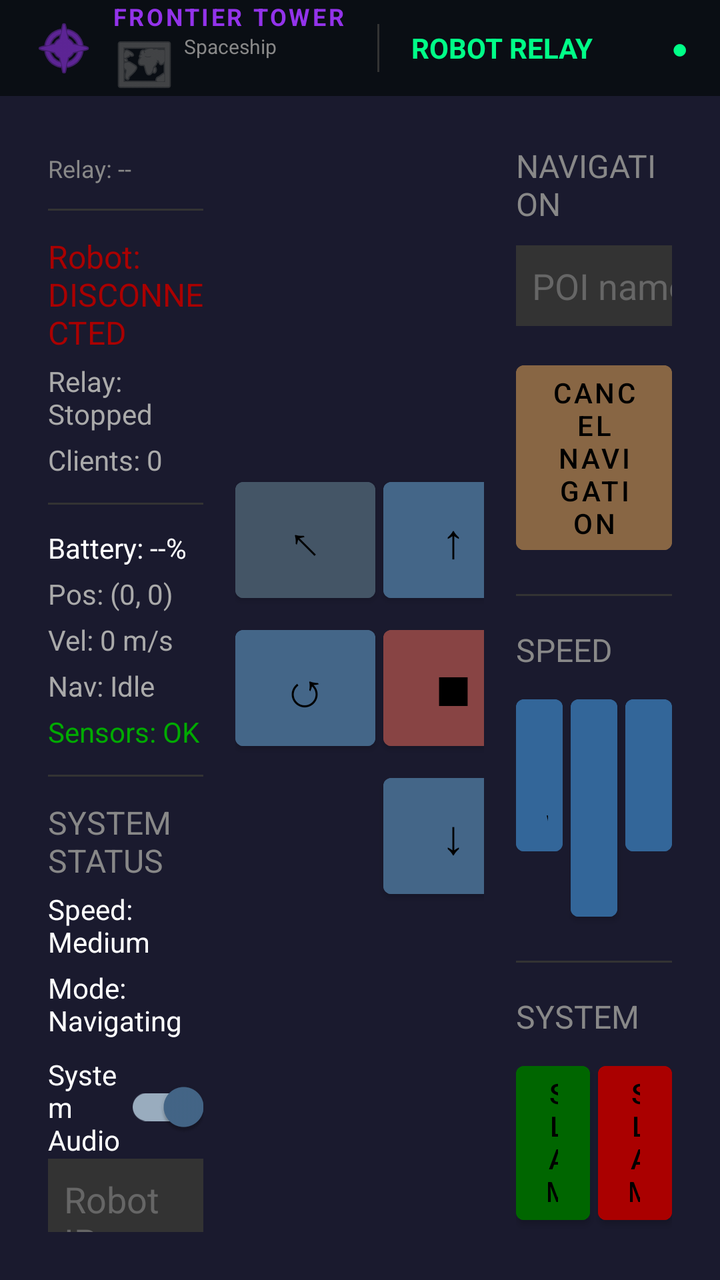
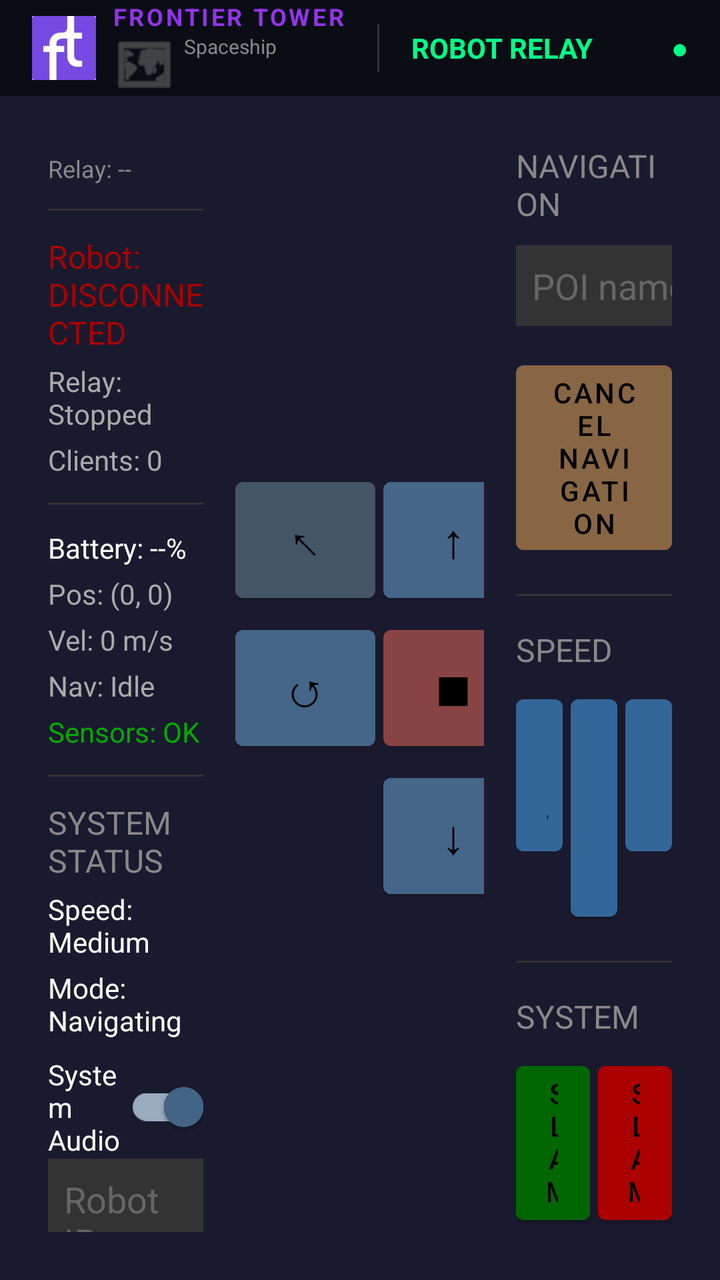

Two renders of the same Android screen: before a commit and after it. Below are the layout's source before the change and the commit's diff.
<!-- AndroidManifest.xml: application theme Theme.RobotRelay -->
<!-- res/layout/activity_main.xml -->
<?xml version="1.0" encoding="utf-8"?>
<FrameLayout xmlns:android="http://schemas.android.com/apk/res/android"
    xmlns:app="http://schemas.android.com/apk/res-auto"
    android:layout_width="match_parent"
    android:layout_height="match_parent"
    android:background="#1a1a2e">

    <LinearLayout
        android:id="@+id/main_layout"
        android:layout_width="match_parent"
        android:layout_height="match_parent"
        android:orientation="vertical"
        android:padding="0dp">

        
        <LinearLayout
            android:layout_width="match_parent"
            android:layout_height="48dp"
            android:orientation="horizontal"
            android:gravity="center_vertical"
            android:paddingHorizontal="16dp"
            android:background="#0A0E14">

            <ImageView
                android:id="@+id/ivFtLogo"
                android:layout_width="32dp"
                android:layout_height="32dp"
                android:src="@android:drawable/ic_menu_compass"
                app:tint="#9333EA" />

            <LinearLayout
                android:layout_width="wrap_content"
                android:layout_height="wrap_content"
                android:orientation="vertical"
                android:layout_marginStart="8dp">

                <TextView
                    android:layout_width="wrap_content"
                    android:layout_height="wrap_content"
                    android:text="FRONTIER TOWER"
                    android:textSize="12sp"
                    android:textColor="#9333EA"
                    android:textStyle="bold"
                    android:letterSpacing="0.1" />

                <TextView
                    android:id="@+id/tvFloorName"
                    android:layout_width="wrap_content"
                    android:layout_height="wrap_content"
                    android:text="Spaceship"
                    android:textSize="10sp"
                    android:textColor="#888888"
                    android:drawableStart="@android:drawable/ic_menu_mapmode"
                    android:drawablePadding="4dp"
                    android:drawableTint="#666666" />

            </LinearLayout>

            <View
                android:layout_width="1dp"
                android:layout_height="24dp"
                android:background="#333333"
                android:layout_marginHorizontal="16dp" />

            <TextView
                android:layout_width="wrap_content"
                android:layout_height="wrap_content"
                android:text="ROBOT RELAY"
                android:textSize="14sp"
                android:textColor="#00ff88"
                android:textStyle="bold" />

            <View
                android:layout_width="0dp"
                android:layout_height="1dp"
                android:layout_weight="1" />

            <TextView
                android:id="@+id/tvHeaderStatus"
                android:layout_width="wrap_content"
                android:layout_height="wrap_content"
                android:text="●"
                android:textSize="14sp"
                android:textColor="#00ff88" />

        </LinearLayout>

        
        <LinearLayout
            android:layout_width="match_parent"
            android:layout_height="0dp"
            android:layout_weight="1"
            android:orientation="horizontal"
            android:padding="16dp">

            
            <LinearLayout
                android:layout_width="0dp"
                android:layout_height="match_parent"
                android:layout_weight="1"
                android:orientation="vertical"
                android:padding="8dp">

            <TextView
                android:id="@+id/tvIpAddress"
                android:layout_width="wrap_content"
                android:layout_height="wrap_content"
                android:text="Relay: --"
                android:textSize="12sp"
                android:textColor="#888888"
                android:layout_marginTop="4dp" />

            <View
                android:layout_width="match_parent"
                android:layout_height="1dp"
                android:background="#333"
                android:layout_marginVertical="12dp" />

            <TextView
                android:id="@+id/tvRobotStatus"
                android:layout_width="wrap_content"
                android:layout_height="wrap_content"
                android:text="Robot: DISCONNECTED"
                android:textSize="16sp"
                android:textColor="#AA0000" />

            <TextView
                android:id="@+id/tvRelayStatus"
                android:layout_width="wrap_content"
                android:layout_height="wrap_content"
                android:text="Relay: Stopped"
                android:textSize="14sp"
                android:textColor="#AAAAAA"
                android:layout_marginTop="4dp" />

            <TextView
                android:id="@+id/tvClients"
                android:layout_width="wrap_content"
                android:layout_height="wrap_content"
                android:text="Clients: 0"
                android:textSize="14sp"
                android:textColor="#AAAAAA"
                android:layout_marginTop="4dp" />

            <View
                android:layout_width="match_parent"
                android:layout_height="1dp"
                android:background="#333"
                android:layout_marginVertical="12dp" />

            <TextView
                android:id="@+id/tvBattery"
                android:layout_width="wrap_content"
                android:layout_height="wrap_content"
                android:text="Battery: --%"
                android:textSize="14sp"
                android:textColor="#FFFFFF" />

            <TextView
                android:id="@+id/tvPosition"
                android:layout_width="wrap_content"
                android:layout_height="wrap_content"
                android:text="Pos: (0, 0)"
                android:textSize="14sp"
                android:textColor="#AAAAAA"
                android:layout_marginTop="4dp" />

            <TextView
                android:id="@+id/tvVelocity"
                android:layout_width="wrap_content"
                android:layout_height="wrap_content"
                android:text="Vel: 0 m/s"
                android:textSize="14sp"
                android:textColor="#AAAAAA"
                android:layout_marginTop="4dp" />

            <TextView
                android:id="@+id/tvNavStatus"
                android:layout_width="wrap_content"
                android:layout_height="wrap_content"
                android:text="Nav: Idle"
                android:textSize="14sp"
                android:textColor="#AAAAAA"
                android:layout_marginTop="4dp" />

            <TextView
                android:id="@+id/tvSensorStatus"
                android:layout_width="wrap_content"
                android:layout_height="wrap_content"
                android:text="Sensors: OK"
                android:textSize="14sp"
                android:textColor="#00AA00"
                android:layout_marginTop="4dp" />

            <TextView
                android:id="@+id/tvEstop"
                android:layout_width="wrap_content"
                android:layout_height="wrap_content"
                android:text="E-STOP ACTIVE"
                android:textSize="18sp"
                android:textColor="#FF0000"
                android:textStyle="bold"
                android:visibility="gone"
                android:layout_marginTop="8dp" />

            <View
                android:layout_width="match_parent"
                android:layout_height="1dp"
                android:background="#333"
                android:layout_marginVertical="12dp" />

            <TextView
                android:layout_width="wrap_content"
                android:layout_height="wrap_content"
                android:text="SYSTEM STATUS"
                android:textSize="16sp"
                android:textColor="#888888" />

            <TextView
                android:id="@+id/tvSpeedStatus"
                android:layout_width="wrap_content"
                android:layout_height="wrap_content"
                android:text="Speed: Medium"
                android:textSize="14sp"
                android:textColor="#FFFFFF"
                android:layout_marginTop="4dp" />

            <LinearLayout
                android:layout_width="match_parent"
                android:layout_height="wrap_content"
                android:orientation="horizontal"
                android:gravity="center_vertical"
                android:layout_marginTop="4dp">

                <TextView
                    android:id="@+id/tvSlamStatus"
                    android:layout_width="wrap_content"
                    android:layout_height="wrap_content"
                    android:text="Mode: Navigating"
                    android:textSize="14sp"
                    android:textColor="#FFFFFF" />

                <ImageView
                    android:id="@+id/ivSlamIcon"
                    android:layout_width="20dp"
                    android:layout_height="20dp"
                    android:src="@android:drawable/ic_menu_mapmode"
                    android:visibility="gone"
                    android:layout_marginStart="8dp"
                    app:tint="#00ff88" />
            </LinearLayout>

            <com.google.android.material.switchmaterial.SwitchMaterial
                android:id="@+id/switchAudio"
                android:layout_width="match_parent"
                android:layout_height="wrap_content"
                android:text="System Audio"
                android:textColor="#FFFFFF"
                android:checked="true"
                android:layout_marginTop="8dp"/>


            <View
                android:layout_width="match_parent"
                android:layout_height="0dp"
                android:layout_weight="1" />

            <EditText
                android:id="@+id/etRobotIp"
                android:layout_width="match_parent"
                android:layout_height="wrap_content"
                android:hint="Robot IP"
                android:textColor="#FFFFFF"
                android:textColorHint="#666666"
                android:background="#333333"
                android:padding="8dp"
                android:layout_marginBottom="8dp"/>

            <Button
                android:id="@+id/btnReconnect"
                android:layout_width="match_parent"
                android:layout_height="wrap_content"
                android:text="Save IP &amp; Restart"
                android:backgroundTint="#336699" />

        </LinearLayout>

        
        <LinearLayout
            android:layout_width="0dp"
            android:layout_height="match_parent"
            android:layout_weight="1.5"
            android:orientation="vertical"
            android:gravity="center"
            android:padding="8dp">

            
            <LinearLayout
                android:layout_width="wrap_content"
                android:layout_height="wrap_content"
                android:orientation="horizontal">

                <Button
                    android:id="@+id/btnForwardLeft"
                    android:layout_width="70dp"
                    android:layout_height="70dp"
                    android:text="↖"
                    android:textSize="24sp"
                    android:backgroundTint="#445566" />

                <Button
                    android:id="@+id/btnForward"
                    android:layout_width="70dp"
                    android:layout_height="70dp"
                    android:text="↑"
                    android:textSize="24sp"
                    android:backgroundTint="#446688"
                    android:layout_marginHorizontal="4dp" />

                <Button
                    android:id="@+id/btnForwardRight"
                    android:layout_width="70dp"
                    android:layout_height="70dp"
                    android:text="↗"
                    android:textSize="24sp"
                    android:backgroundTint="#445566" />
            </LinearLayout>

            
            <LinearLayout
                android:layout_width="wrap_content"
                android:layout_height="wrap_content"
                android:orientation="horizontal"
                android:layout_marginVertical="4dp">

                <Button
                    android:id="@+id/btnLeft"
                    android:layout_width="70dp"
                    android:layout_height="70dp"
                    android:text="↺"
                    android:textSize="24sp"
                    android:backgroundTint="#446688" />

                <Button
                    android:id="@+id/btnStop"
                    android:layout_width="70dp"
                    android:layout_height="70dp"
                    android:text="■"
                    android:textSize="24sp"
                    android:backgroundTint="#884444"
                    android:layout_marginHorizontal="4dp" />

                <Button
                    android:id="@+id/btnRight"
                    android:layout_width="70dp"
                    android:layout_height="70dp"
                    android:text="↻"
                    android:textSize="24sp"
                    android:backgroundTint="#446688" />
            </LinearLayout>

            
            <LinearLayout
                android:layout_width="wrap_content"
                android:layout_height="wrap_content"
                android:orientation="horizontal">

                <View
                    android:layout_width="70dp"
                    android:layout_height="70dp" />

                <Button
                    android:id="@+id/btnBackward"
                    android:layout_width="70dp"
                    android:layout_height="70dp"
                    android:text="↓"
                    android:textSize="24sp"
                    android:backgroundTint="#446688"
                    android:layout_marginHorizontal="4dp" />

                <View
                    android:layout_width="70dp"
                    android:layout_height="70dp" />
            </LinearLayout>

        </LinearLayout>

        
        <LinearLayout
            android:layout_width="0dp"
            android:layout_height="match_parent"
            android:layout_weight="1"
            android:orientation="vertical"
            android:padding="8dp">

            <TextView
                android:layout_width="wrap_content"
                android:layout_height="wrap_content"
                android:text="NAVIGATION"
                android:textSize="16sp"
                android:textColor="#888888" />

            <LinearLayout
                android:layout_width="match_parent"
                android:layout_height="wrap_content"
                android:orientation="horizontal"
                android:layout_marginTop="8dp">

                <EditText
                    android:id="@+id/etPoi"
                    android:layout_width="0dp"
                    android:layout_height="wrap_content"
                    android:layout_weight="1"
                    android:hint="POI name"
                    android:textColor="#FFFFFF"
                    android:textColorHint="#666666"
                    android:background="#333333"
                    android:padding="8dp" />

                <Button
                    android:id="@+id/btnGoPoi"
                    android:layout_width="wrap_content"
                    android:layout_height="wrap_content"
                    android:text="GO"
                    android:backgroundTint="#448844"
                    android:layout_marginStart="4dp" />
            </LinearLayout>

            <Button
                android:id="@+id/btnCancel"
                android:layout_width="match_parent"
                android:layout_height="wrap_content"
                android:text="Cancel Navigation"
                android:backgroundTint="#886644"
                android:layout_marginTop="8dp" />

            <View
                android:layout_width="match_parent"
                android:layout_height="1dp"
                android:background="#333"
                android:layout_marginVertical="16dp" />

            <TextView
                android:layout_width="wrap_content"
                android:layout_height="wrap_content"
                android:text="SPEED"
                android:textSize="16sp"
                android:textColor="#888888" />

            <LinearLayout
                android:layout_width="match_parent"
                android:layout_height="wrap_content"
                android:orientation="horizontal"
                android:layout_marginTop="8dp">

                <Button
                    android:id="@+id/btnSpeedSlow"
                    android:layout_width="0dp"
                    android:layout_height="wrap_content"
                    android:layout_weight="1"
                    android:text="Slow"
                    android:backgroundTint="#336699" />

                <Button
                    android:id="@+id/btnSpeedMedium"
                    android:layout_width="0dp"
                    android:layout_height="wrap_content"
                    android:layout_weight="1"
                    android:text="Medium"
                    android:backgroundTint="#336699"
                    android:layout_marginHorizontal="4dp" />

                <Button
                    android:id="@+id/btnSpeedFast"
                    android:layout_width="0dp"
                    android:layout_height="wrap_content"
                    android:layout_weight="1"
                    android:text="Fast"
                    android:backgroundTint="#336699" />
            </LinearLayout>

            <View
                android:layout_width="match_parent"
                android:layout_height="1dp"
                android:background="#333"
                android:layout_marginVertical="16dp" />

            <TextView
                android:layout_width="wrap_content"
                android:layout_height="wrap_content"
                android:text="SYSTEM"
                android:textSize="16sp"
                android:textColor="#888888" />

            <LinearLayout
                android:layout_width="match_parent"
                android:layout_height="wrap_content"
                android:orientation="horizontal"
                android:layout_marginTop="8dp">

                <Button
                    android:id="@+id/btnSlamOn"
                    android:layout_width="0dp"
                    android:layout_height="wrap_content"
                    android:layout_weight="1"
                    android:text="SLAM On"
                    android:backgroundTint="#006600" />

                <Button
                    android:id="@+id/btnSlamOff"
                    android:layout_width="0dp"
                    android:layout_height="wrap_content"
                    android:layout_weight="1"
                    android:text="SLAM Off"
                    android:backgroundTint="#AA0000"
                    android:layout_marginStart="4dp" />
            </LinearLayout>

            <View
                android:layout_width="match_parent"
                android:layout_height="1dp"
                android:background="#333"
                android:layout_marginVertical="16dp" />

            <TextView
                android:layout_width="wrap_content"
                android:layout_height="wrap_content"
                android:text="EMERGENCY"
                android:textSize="16sp"
                android:textColor="#888888" />

            <Button
                android:id="@+id/btnEstop"
                android:layout_width="match_parent"
                android:layout_height="wrap_content"
                android:text="E-STOP"
                android:backgroundTint="#AA0000"
                android:textSize="18sp"
                android:textStyle="bold"
                android:layout_marginTop="8dp" />

            <Button
                android:id="@+id/btnReleaseEstop"
                android:layout_width="match_parent"
                android:layout_height="wrap_content"
                android:text="Release E-Stop"
                android:backgroundTint="#006600"
                android:layout_marginTop="8dp" />

        </LinearLayout>

        </LinearLayout> 

    </LinearLayout> 

    <WebView
        android:id="@+id/webView"
        android:layout_width="match_parent"
        android:layout_height="match_parent"
        android:visibility="gone" />

    
    <FrameLayout
        android:id="@+id/countdownOverlay"
        android:layout_width="wrap_content"
        android:layout_height="wrap_content"
        android:layout_gravity="bottom|end"
        android:layout_marginEnd="48dp"
        android:layout_marginBottom="48dp"
        android:background="@drawable/countdown_background"
        android:padding="32dp"
        android:elevation="10dp"
        android:visibility="gone">

        <LinearLayout
            android:layout_width="wrap_content"
            android:layout_height="wrap_content"
            android:orientation="vertical"
            android:gravity="center">

            <TextView
                android:id="@+id/tvCountdownLabel"
                android:layout_width="wrap_content"
                android:layout_height="wrap_content"
                android:text="Next stop in"
                android:textColor="#FFFFFF"
                android:textSize="28sp"
                android:alpha="0.9" />

            <TextView
                android:id="@+id/tvCountdownTimer"
                android:layout_width="wrap_content"
                android:layout_height="wrap_content"
                android:text="00:00"
                android:textColor="#FFFFFF"
                android:textSize="96sp"
                android:textStyle="bold"
                android:fontFamily="monospace" />

        </LinearLayout>

    </FrameLayout>

    
    <FrameLayout
        android:id="@+id/motionOverlay"
        android:layout_width="match_parent"
        android:layout_height="match_parent"
        android:background="#1a1a2e"
        android:visibility="gone"
        android:elevation="15dp">

        <LinearLayout
            android:layout_width="match_parent"
            android:layout_height="match_parent"
            android:orientation="vertical"
            android:gravity="center"
            android:padding="48dp">

            
            <LinearLayout
                android:id="@+id/motionWaitingLayout"
                android:layout_width="wrap_content"
                android:layout_height="wrap_content"
                android:orientation="vertical"
                android:gravity="center"
                android:visibility="gone">

                <TextView
                    android:layout_width="wrap_content"
                    android:layout_height="wrap_content"
                    android:text="👋"
                    android:textSize="128sp" />

                <TextView
                    android:layout_width="wrap_content"
                    android:layout_height="wrap_content"
                    android:text="Waiting for visitor..."
                    android:textColor="#FFFFFF"
                    android:textSize="36sp"
                    android:textStyle="bold"
                    android:layout_marginTop="32dp" />

                <TextView
                    android:layout_width="wrap_content"
                    android:layout_height="wrap_content"
                    android:text="Approach to start your tour"
                    android:textColor="#888888"
                    android:textSize="24sp"
                    android:layout_marginTop="16dp" />

            </LinearLayout>

            
            <LinearLayout
                android:id="@+id/motionStartLayout"
                android:layout_width="wrap_content"
                android:layout_height="wrap_content"
                android:orientation="vertical"
                android:gravity="center"
                android:visibility="gone">

                <TextView
                    android:layout_width="wrap_content"
                    android:layout_height="wrap_content"
                    android:text="🤖"
                    android:textSize="128sp" />

                <TextView
                    android:id="@+id/tvMotionGreeting"
                    android:layout_width="wrap_content"
                    android:layout_height="wrap_content"
                    android:text="Hello! Ready for a tour?"
                    android:textColor="#FFFFFF"
                    android:textSize="36sp"
                    android:textStyle="bold"
                    android:gravity="center"
                    android:layout_marginTop="32dp" />

                <Button
                    android:id="@+id/btnStartTour"
                    android:layout_width="wrap_content"
                    android:layout_height="wrap_content"
                    android:minWidth="300dp"
                    android:minHeight="100dp"
                    android:text="START TOUR"
                    android:textSize="32sp"
                    android:textStyle="bold"
                    android:backgroundTint="#00AA00"
                    android:layout_marginTop="48dp"
                    android:padding="24dp" />

            </LinearLayout>

        </LinearLayout>

    </FrameLayout>

    
    <FrameLayout
        android:id="@+id/lockOverlay"
        android:layout_width="match_parent"
        android:layout_height="match_parent"
        android:background="@android:color/transparent"
        android:visibility="gone"
        android:elevation="20dp"
        android:clickable="true"
        android:focusable="true">

        
        <LinearLayout
            android:id="@+id/lockContentLayout"
            android:layout_width="wrap_content"
            android:layout_height="wrap_content"
            android:layout_gravity="center"
            android:orientation="vertical"
            android:gravity="center"
            android:padding="32dp"
            android:background="#DD000000"
            android:visibility="gone">

            <TextView
                android:layout_width="wrap_content"
                android:layout_height="wrap_content"
                android:text="🔒"
                android:textSize="64sp" />

            <TextView
                android:id="@+id/tvLockMessage"
                android:layout_width="wrap_content"
                android:layout_height="wrap_content"
                android:text="Tour Mode Active"
                android:textColor="#FFFFFF"
                android:textSize="24sp"
                android:textStyle="bold"
                android:layout_marginTop="16dp" />

            <TextView
                android:layout_width="wrap_content"
                android:layout_height="wrap_content"
                android:text="Tap to enter unlock code"
                android:textColor="#AAAAAA"
                android:textSize="16sp"
                android:layout_marginTop="8dp" />

            
            <LinearLayout
                android:id="@+id/pinEntryLayout"
                android:layout_width="wrap_content"
                android:layout_height="wrap_content"
                android:orientation="vertical"
                android:gravity="center"
                android:layout_marginTop="24dp"
                android:visibility="gone">

                <EditText
                    android:id="@+id/etPinCode"
                    android:layout_width="200dp"
                    android:layout_height="wrap_content"
                    android:hint="Enter PIN"
                    android:inputType="numberPassword"
                    android:textColor="#FFFFFF"
                    android:textColorHint="#666666"
                    android:textSize="24sp"
                    android:gravity="center"
                    android:background="#333333"
                    android:padding="16dp" />

                <LinearLayout
                    android:layout_width="wrap_content"
                    android:layout_height="wrap_content"
                    android:orientation="horizontal"
                    android:layout_marginTop="16dp">

                    <Button
                        android:id="@+id/btnPinCancel"
                        android:layout_width="wrap_content"
                        android:layout_height="wrap_content"
                        android:text="Cancel"
                        android:backgroundTint="#666666" />

                    <Button
                        android:id="@+id/btnPinSubmit"
                        android:layout_width="wrap_content"
                        android:layout_height="wrap_content"
                        android:text="Unlock"
                        android:backgroundTint="#448844"
                        android:layout_marginStart="16dp" />

                </LinearLayout>

            </LinearLayout>

        </LinearLayout>

    </FrameLayout>

</FrameLayout>
<!-- resources referenced by this layout -->
<resources>
  <!-- drawable countdown_background (drawable) -->
  <?xml version="1.0" encoding="utf-8"?>
  <shape xmlns:android="http://schemas.android.com/apk/res/android"
      android:shape="rectangle">
      <solid android:color="#DD1a1a2e" />
      <corners android:radius="16dp" />
      <stroke
          android:width="2dp"
          android:color="#00ff88" />
  </shape>
  <style name="Theme.RobotRelay" parent="Theme.MaterialComponents.DayNight.NoActionBar">
          <item name="colorPrimary">#00ff88</item>
          <item name="colorPrimaryVariant">#00aa55</item>
          <item name="colorOnPrimary">#000000</item>
          <item name="colorSecondary">#446688</item>
          <item name="colorSecondaryVariant">#334455</item>
          <item name="colorOnSecondary">#FFFFFF</item>
          <item name="android:statusBarColor">#1a1a2e</item>
          <item name="android:navigationBarColor">#1a1a2e</item>
          <item name="android:windowBackground">#1a1a2e</item>
      </style>
</resources>

<!-- the commit's change to res/layout/activity_main.xml (unified diff, before → after) -->
@@ -25,8 +25,8 @@
                 android:id="@+id/ivFtLogo"
                 android:layout_width="32dp"
                 android:layout_height="32dp"
-                android:src="@android:drawable/ic_menu_compass"
-                app:tint="#9333EA" />
+                android:src="@drawable/frontiertowerlogo"
+                android:scaleType="centerCrop" />
 
             <LinearLayout
                 android:layout_width="wrap_content"
<!-- resource entries referenced after the edit -->
@@ -10,6 +10,7 @@
           android:width="2dp"
           android:color="#00ff88" />
   </shape>
+  <!-- drawable frontiertowerlogo: jpg bitmap (drawable, 5229 bytes) -->
   <style name="Theme.RobotRelay" parent="Theme.MaterialComponents.DayNight.NoActionBar">
           <item name="colorPrimary">#00ff88</item>
           <item name="colorPrimaryVariant">#00aa55</item>
